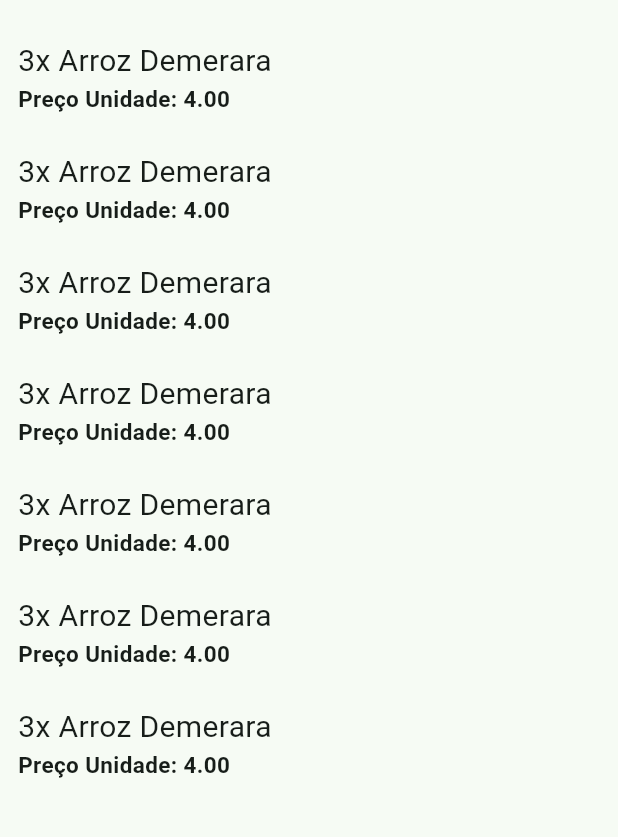
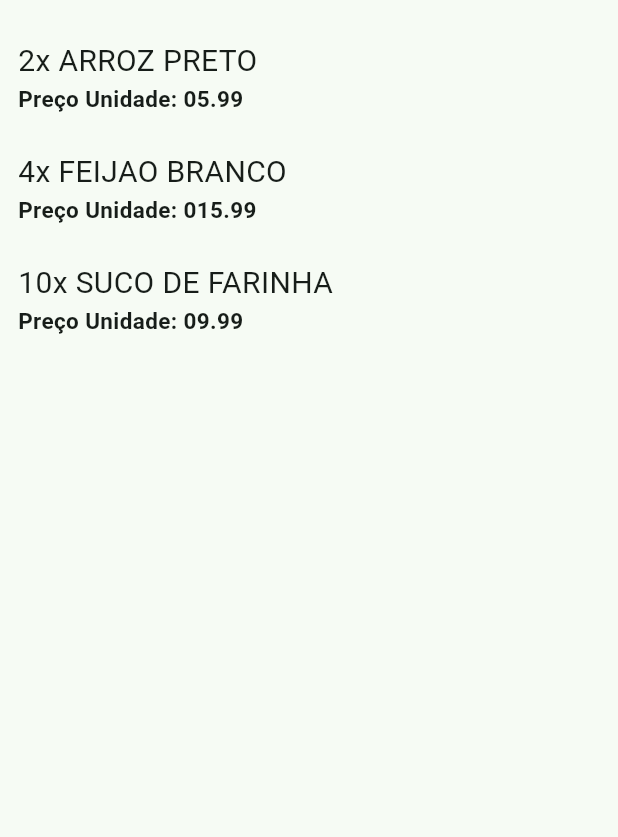
Before and after one commit to devcsuzarte/EZCart_FlutterVersion, a Flutter app: the screen it shows after launch, on a phone screen of 412 x 824 dp, the part 63-900 px from its top. Run offline on Flutter 3.47's test engine with Material 3 defaults, Android fonts, the phone set to English and light mode, and no system bars; our stand-ins replace image_picker; missing offline and left inert: dart:ffi, google_mlkit_text_recognition.

Commit message:
Provider  added and data structured

```diff
--- a/EZCart/lib/main.dart
+++ b/EZCart/lib/main.dart
@@ -1,5 +1,7 @@
 import 'package:flutter/material.dart';
 import 'screens/cart_screen.dart';
+import 'package:provider/provider.dart';
+import 'package:ezcart/models/product_data.dart';
 
 void main() {
   runApp(const MyApp());
@@ -11,28 +13,16 @@ class MyApp extends StatelessWidget {
   // This widget is the root of your application.
   @override
   Widget build(BuildContext context) {
-    return MaterialApp(
-      title: 'Flutter Demo',
-      theme: ThemeData(
-        // This is the theme of your application.
-        //
-        // TRY THIS: Try running your application with "flutter run". You'll see
-        // the application has a purple toolbar. Then, without quitting the app,
-        // try changing the seedColor in the colorScheme below to Colors.green
-        // and then invoke "hot reload" (save your changes or press the "hot
-        // reload" button in a Flutter-supported IDE, or press "r" if you used
-        // the command line to start the app).
-        //
-        // Notice that the counter didn't reset back to zero; the application
-        // state is not lost during the reload. To reset the state, use hot
-        // restart instead.
-        //
-        // This works for code too, not just values: Most code changes can be
-        // tested with just a hot reload.
-        colorScheme: ColorScheme.fromSeed(seedColor: Colors.greenAccent),
-        useMaterial3: true,
+    return ChangeNotifierProvider(
+      create: (context) => ProductData(),
+      child: MaterialApp(
+        title: 'Flutter Demo',
+        theme: ThemeData(
+          colorScheme: ColorScheme.fromSeed(seedColor: Colors.greenAccent),
+          useMaterial3: true,
+        ),
+        home: CartScreen(),
       ),
-      home: CartScreen(),
     );
   }
 }
--- a/EZCart/lib/models/product.dart
+++ b/EZCart/lib/models/product.dart
@@ -0,0 +1,8 @@
+class Product {
+
+  int amount;
+  String labelTitle;
+  String labelPrice;
+
+  Product(this.amount, this.labelPrice, this.labelTitle);
+}
--- /dev/null
+++ b/EZCart/lib/models/product_data.dart
@@ -0,0 +1,18 @@
+import 'package:flutter/widgets.dart';
+
+import 'product.dart';
+
+class ProductData extends ChangeNotifier{
+
+  List<Product> productsList = [
+    Product(2, "05.99", "ARROZ PRETO"),
+    Product(4, "015.99", "FEIJAO BRANCO"),
+    Product(10, "09.99", "SUCO DE FARINHA"),
+  ];
+
+  void addProduct(Product product) {
+    productsList.add(product);
+    notifyListeners();
+    print(productsList);
+  }
+}
--- /dev/null
+++ b/EZCart/lib/models/scan_manager.dart
@@ -0,0 +1,3 @@
+class ScanManager {
+
+}
--- a/EZCart/lib/screens/cart_screen.dart
+++ b/EZCart/lib/screens/cart_screen.dart
@@ -1,6 +1,8 @@
+import 'package:ezcart/widgets/products_list.dart';
 import 'package:flutter/material.dart';
 import 'scan_screen.dart';
-import 'package:ezcart/components/product_cell.dart';
+import 'package:ezcart/widgets//product_cell.dart';
+import 'package:ezcart/models/product_data.dart';
 
 class CartScreen extends StatefulWidget {
   const CartScreen({super.key});
@@ -32,17 +34,7 @@ class _CartScreenState extends State<CartScreen> {
           ),
         ],
       ),
-      body: ListView(
-        children: [
-          ProductCell(label: 'Arroz Demerara', amount: 3, price: 3.99999),
-          ProductCell(label: 'Arroz Demerara', amount: 3, price: 3.99999),
-          ProductCell(label: 'Arroz Demerara', amount: 3, price: 3.99999),
-          ProductCell(label: 'Arroz Demerara', amount: 3, price: 3.99999),
-          ProductCell(label: 'Arroz Demerara', amount: 3, price: 3.99999),
-          ProductCell(label: 'Arroz Demerara', amount: 3, price: 3.99999),
-          ProductCell(label: 'Arroz Demerara', amount: 3, price: 3.99999),
-        ],
-      ),
+      body: ProductsList()
     );
   }
 }
--- a/EZCart/lib/components/product_cell.dart
+++ b/EZCart/lib/widgets/product_cell.dart
@@ -9,7 +9,7 @@ class ProductCell extends StatelessWidget {
 
   final String label;
   final int amount;
-  final double price;
+  final String price;
 
 
   @override
@@ -26,7 +26,7 @@ class ProductCell extends StatelessWidget {
             ),
           ),
           Text(
-              'Preço Unidade: ${price.toStringAsFixed(2)}',
+              'Preço Unidade: $price',
                style: TextStyle(
                  fontSize: 15.0,
                  fontWeight: FontWeight.bold,
--- /dev/null
+++ b/EZCart/lib/widgets/products_list.dart
@@ -0,0 +1,27 @@
+import 'package:flutter/material.dart';
+import 'package:ezcart/models/product_data.dart';
+import 'product_cell.dart';
+import 'package:provider/provider.dart';
+
+class ProductsList extends StatelessWidget {
+  const ProductsList({super.key});
+
+  @override
+  Widget build(BuildContext context) {
+    return Consumer<ProductData>(
+        builder: (context, productData, child) {
+          return ListView.builder(
+              itemBuilder: (context, index) {
+                final product = productData.productsList[index];
+                return ProductCell(
+                    label: product.labelTitle,
+                    amount: product.amount,
+                    price: product.labelPrice
+                );
+              },
+            itemCount: productData.productsList.length,
+          );
+        }
+    );
+  }
+}
--- a/EZCart/pubspec.yaml
+++ b/EZCart/pubspec.yaml
@@ -37,6 +37,8 @@ dependencies:
   cupertino_icons: ^1.0.6
   image_picker: ^1.1.2
   google_mlkit_text_recognition: ^0.13.1
+  tflite_flutter: ^0.11.0
+  provider: ^6.1.2
 
 dev_dependencies:
   flutter_test:
```
Also changed, not shown: EZCart/lib/models/text_manager.dart (added, +49 -0 lines), EZCart/lib/screens/scan_screen.dart (+49 -5 lines), EZCart/pubspec.lock, 6 other files.
